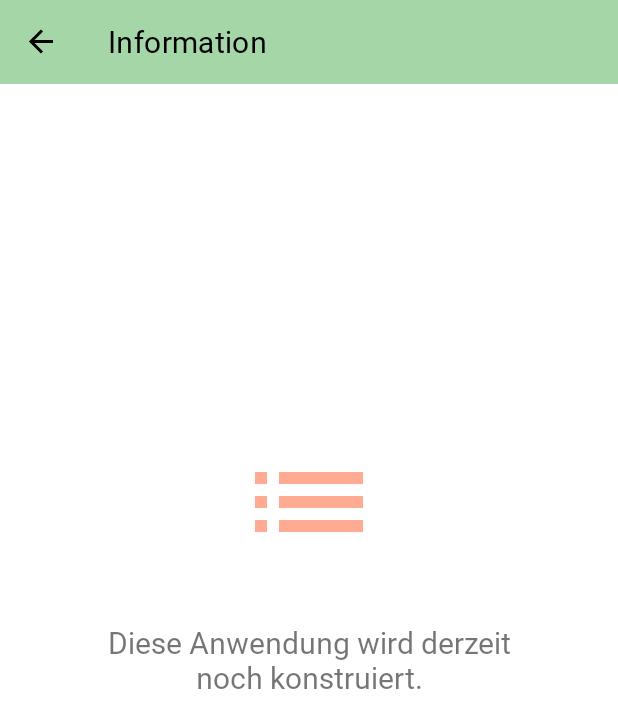
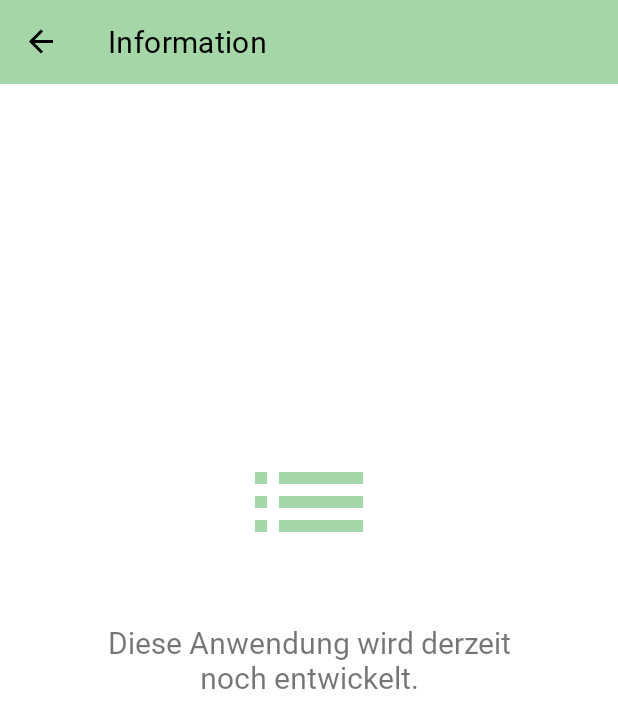
Before and after one commit to mteerie/Vocabulario, an Android app: the InfoFragment screen opened through its navigation route, on a phone screen of 412 x 824 dp. Shown: the top 728 px of the screen. Run offline under Robolectric (Android 15) with nearby library versions, the phone set to English and light mode, and no system bars; our stand-ins replace Dagger/Hilt's generated code, Room's generated code, navigation-ui; libraries missing offline, so code that uses them is left out: androidx.hilt, androidx.hilt.lifecycle; 2 statements that could not run were skipped.

Commit message:
update main activity with data binding

```diff
--- a/app/src/main/java/com/inf3005/android/vocabulario/MainActivity.kt
+++ b/app/src/main/java/com/inf3005/android/vocabulario/MainActivity.kt
@@ -9,47 +9,61 @@ import androidx.navigation.ui.AppBarConfiguration
 import androidx.navigation.ui.navigateUp
 import androidx.navigation.ui.setupActionBarWithNavController
 import androidx.navigation.ui.setupWithNavController
-import com.google.android.material.appbar.MaterialToolbar
-import com.google.android.material.navigation.NavigationView
+import com.inf3005.android.vocabulario.databinding.ActivityMainBinding
 import com.inf3005.android.vocabulario.utilities.KeyboardUtilities
 import com.inf3005.android.vocabulario.utilities.NavigationDrawerState
 import dagger.hilt.android.AndroidEntryPoint
 
 @AndroidEntryPoint
 class MainActivity : AppCompatActivity(), NavigationDrawerState {
+
+    private lateinit var binding: ActivityMainBinding
+
     private lateinit var navHostFragment: NavHostFragment
 
     private lateinit var navigationController: NavController
 
-    private lateinit var navigationView: NavigationView
-
     private lateinit var drawerLayout: DrawerLayout
-
-    private lateinit var toolbar: MaterialToolbar
 
     private lateinit var appBarConfiguration: AppBarConfiguration
 
     override fun onCreate(savedInstanceState: Bundle?) {
         super.onCreate(savedInstanceState)
-        setContentView(R.layout.activity_main)
 
-        toolbar = findViewById(R.id.toolbar)
+        binding = ActivityMainBinding.inflate(layoutInflater)
 
-        setSupportActionBar(toolbar)
+        setContentView(binding.root)
 
-        navHostFragment = supportFragmentManager.findFragmentById(R.id.nav_host_fragment)
+        /**
+         * Da die App ein Theme verwendet, das zunächst keine über ActionBar verfügt, muss im
+         * Layout der Main Activity eine ActionBar erzeugt werden. Hier wird festgelegt,
+         * dass die App die eigens erstellte Toolbar als solche ansieht.
+         * */
+        setSupportActionBar(binding.toolbar)
+
+        /**
+         * Das drawerLayout muss als lateinit variable erzeugt und hier initialisiert werden,
+         * da es für die Funktion setDrawerState benötigt wird.
+         * */
+        drawerLayout = binding.drawerLayout
+
+        /**
+         * Dieser Code-Block setzt das navHostFragment und den navigationController fest.
+         * */
+        navHostFragment = supportFragmentManager.findFragmentById(binding.navHostFragment.id)
                 as NavHostFragment
 
         navigationController = navHostFragment.navController
 
-        navigationView = findViewById(R.id.navigation_view)
-
-        navigationView.setupWithNavController(navigationController)
-
-        drawerLayout = findViewById(R.id.drawer_layout)
-
+        /**
+         * Die navigationView (Navigation Drawer) wird mit dem Navigation Controller verknüpft,
+         * um über den Navigation Graph die Ziele der App ansteuern zu können.
+         *
+         * Die Action Bar wird ebenfalls mit dem Navigation Controller verknüpft, um bspw. auch im
+         * Add-Edit-Fragment einen Up-Button in der Action Bar anzeigen zu können.
+         * */
+        binding.navigationView.setupWithNavController(navigationController)
         appBarConfiguration = AppBarConfiguration(navigationController.graph, drawerLayout)
-
         setupActionBarWithNavController(navigationController, appBarConfiguration)
     }
 
--- a/app/src/main/res/layout/fragment_info.xml
+++ b/app/src/main/res/layout/fragment_info.xml
@@ -17,7 +17,7 @@
         app:layout_constraintEnd_toEndOf="parent"
         app:layout_constraintStart_toStartOf="parent"
         app:srcCompat="@drawable/ic_info_list"
-        app:tint="@color/deep_orange_200" />
+        app:tint="@color/green_200" />
 
     <com.google.android.material.textview.MaterialTextView
         android:id="@+id/info_text_1"
--- a/app/src/main/res/values/strings.xml
+++ b/app/src/main/res/values/strings.xml
@@ -3,7 +3,7 @@
 
     <string name="vocabulary_list">Vokabelliste</string>
 
-    <string name="info_text_1">Diese Anwendung wird derzeit noch konstruiert.</string>
+    <string name="info_text_1">Diese Anwendung wird derzeit noch entwickelt.</string>
 
     <string name="menu_info">Information</string>
 
```
